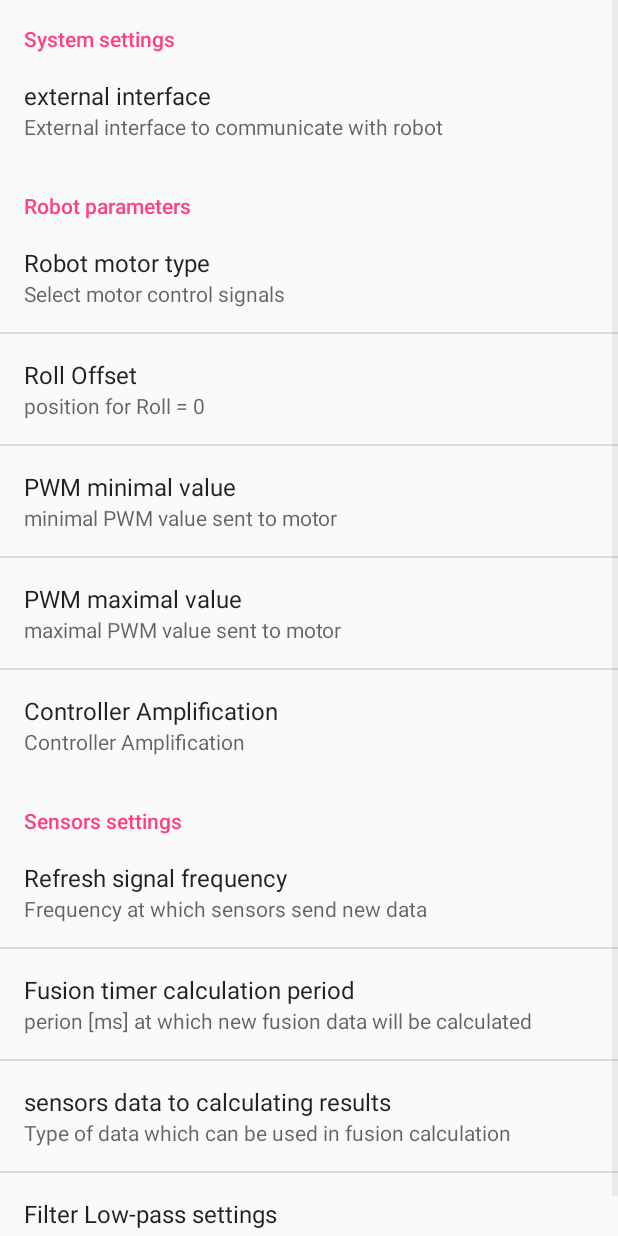
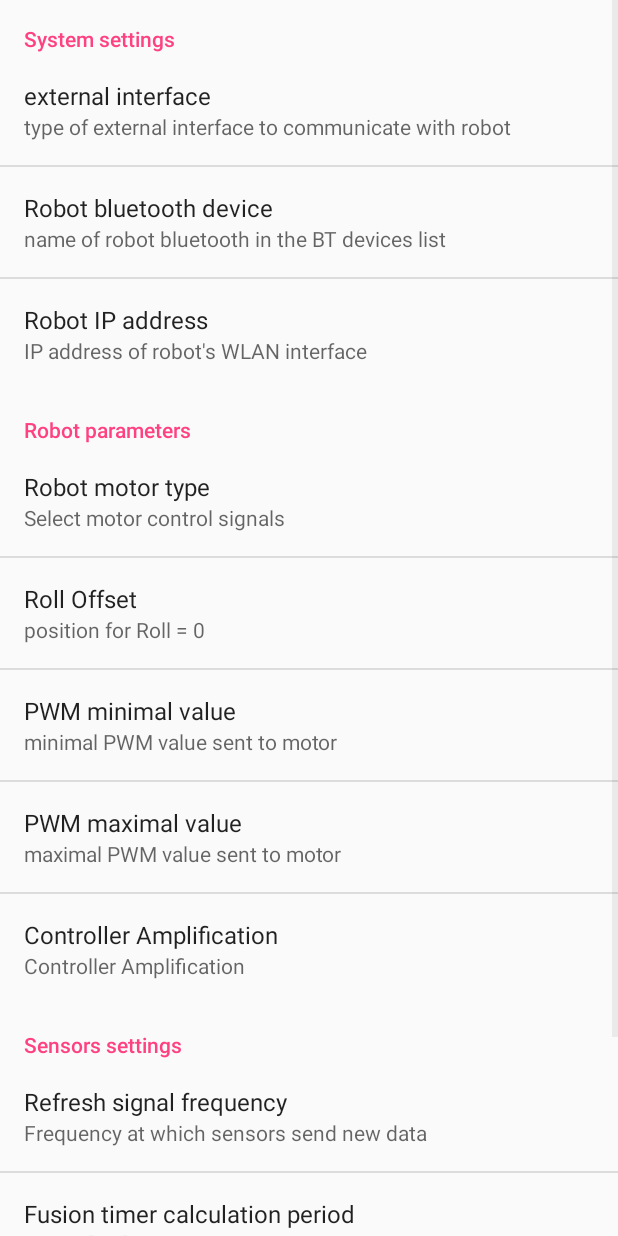
Before and after one commit to JanDebiec/Arobot_android, an Android app: the PreferencesActivity screen opened directly, with no data from a screen before it, on a phone screen of 412 x 824 dp. Run offline under Robolectric (Android 15) with nearby library versions, the phone set to English and light mode, and no system bars.

Commit message:
handling onStart, onPause... part 4

```diff
--- a/tabapp/src/main/res/xml/userpreferences.xml
+++ b/tabapp/src/main/res/xml/userpreferences.xml
@@ -8,8 +8,18 @@
             android:entries="@array/external_interface_options"
             android:entryValues="@array/external_interface_values"
             android:key="@string/PREFS_KEY_EXT_INTERFACE"
-            android:summary="External interface to communicate with robot"
+            android:summary="type of external interface to communicate with robot"
             android:title="external interface"/>
+        <EditTextPreference
+            android:dialogTitle="Bluetooth device"
+            android:title="Robot bluetooth device"
+            android:summary="name of robot bluetooth in the BT devices list"
+            />
+        <EditTextPreference
+            android:dialogTitle="robot IP-addr"
+            android:title="Robot IP address"
+            android:summary="IP address of robot's WLAN interface"
+            />
     </PreferenceCategory>
 
     <PreferenceCategory android:title="@string/pref_robot_motor_title">
```
